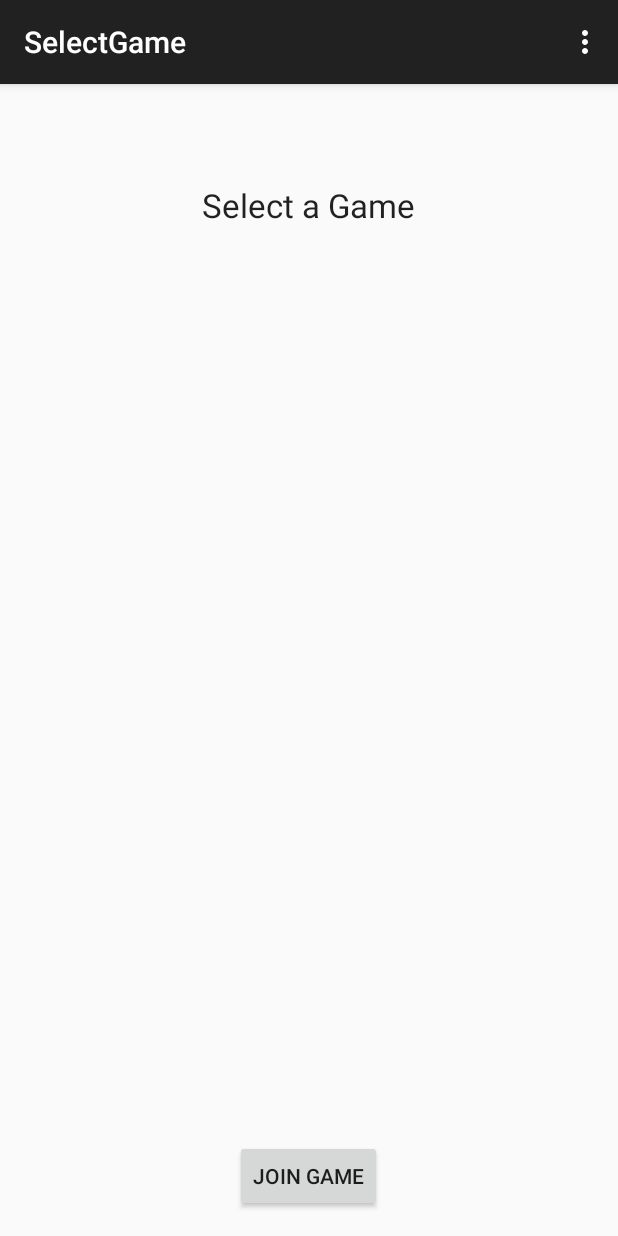
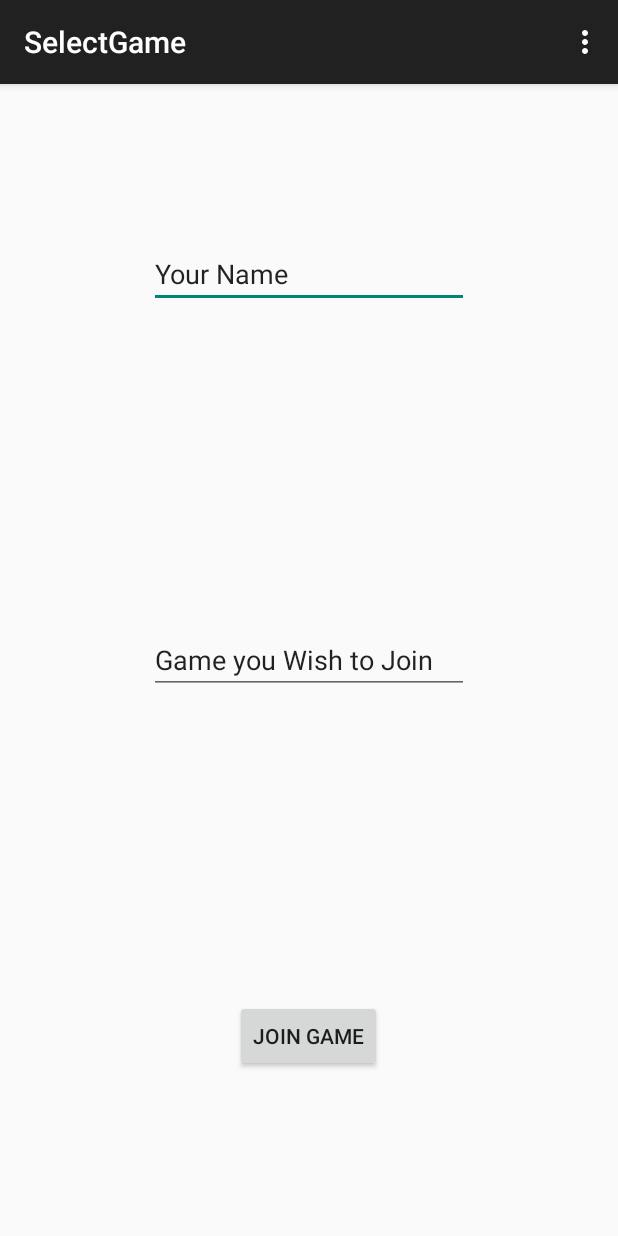
Before and after one commit to timothybranch/nwhacks2015, an Android app: the SelectGame screen opened directly, with no data from a screen before it, on a phone screen of 412 x 824 dp. Run offline under Robolectric (Android 15) with nearby library versions, the phone set to English and light mode, and no system bars.

Commit message:
Moved Player Name to Main Activity.

```diff
--- a/app/src/main/java/ubc/nwhacks2015/Game.java
+++ b/app/src/main/java/ubc/nwhacks2015/Game.java
@@ -5,9 +5,19 @@ package ubc.nwhacks2015;
  * Tentative.
  */
 
-import java.io.Serializable;
+import java.util.ArrayList;
 
 public class Game {
   private String name;
-  public Game(String name) {}
+  private ArrayList<Player> players = new ArrayList<Player>();
+  //deck??
+
+  public Game(String name) {
+    this.name = name;
+  }
+
+  public void addPlayer(Player p) {
+    players.add(p);
+  }
+
 }
--- a/app/src/main/java/ubc/nwhacks2015/Player.java
+++ b/app/src/main/java/ubc/nwhacks2015/Player.java
@@ -12,9 +12,9 @@ public class Player { // needed to pass objects from one activity to another
 
     private String name;
     private int points;
-    private ArrayList<CardWhite> hand;  //set 0
+    private ArrayList<CardWhite> hand = new ArrayList<CardWhite>();  //set 0
     private boolean isCzar;
-    private ArrayList<CardWhite> deck;  //set 1
+    private ArrayList<CardWhite> deck = new ArrayList<CardWhite>();  //set 1
 
     public Player(){
         points = 0;
--- a/app/src/main/res/layout/activity_select_game.xml
+++ b/app/src/main/res/layout/activity_select_game.xml
@@ -7,31 +7,37 @@
     tools:context="ubc.nwhacks2015.SelectGame"
     android:id="@+id/selectGame">
 
-    <TextView
-        android:layout_width="wrap_content"
-        android:layout_height="wrap_content"
-        android:textAppearance="?android:attr/textAppearanceLarge"
-        android:text="Select a Game"
-        android:id="@+id/textView"
-        android:layout_alignParentTop="true"
-        android:layout_centerHorizontal="true"
-        android:layout_marginTop="50dp" />
-
-    <ListView
-        android:layout_width="wrap_content"
-        android:layout_height="wrap_content"
-        android:id="@+id/listGames"
-        android:choiceMode="singleChoice"
-        android:layout_centerHorizontal="true"
-        android:layout_above="@+id/buttonJoin"
-        android:layout_below="@+id/textView" />
-
     <Button
         android:layout_width="wrap_content"
         android:layout_height="wrap_content"
         android:text="Join Game"
         android:id="@+id/buttonJoin"
         android:layout_alignParentBottom="true"
-        android:layout_centerHorizontal="true" />
+        android:layout_centerHorizontal="true"
+        android:layout_marginBottom="93dp" />
+
+    <EditText
+        android:layout_width="wrap_content"
+        android:layout_height="wrap_content"
+        android:inputType="textPersonName"
+        android:text="Your Name"
+        android:ems="10"
+        android:id="@+id/nameOfHost"
+        android:layout_alignParentTop="true"
+        android:layout_centerHorizontal="true"
+        android:layout_marginTop="88dp" />
+
+    <EditText
+        android:layout_width="wrap_content"
+        android:layout_height="wrap_content"
+        android:inputType="textPersonName"
+        android:text="Game you Wish to Join"
+        android:ems="10"
+        android:id="@+id/nameOfGame"
+        android:layout_centerVertical="true"
+        android:layout_alignLeft="@+id/nameOfHost"
+        android:layout_alignStart="@+id/nameOfHost"
+        android:layout_alignRight="@+id/nameOfHost"
+        android:layout_alignEnd="@+id/nameOfHost" />
 
 </RelativeLayout>
```
